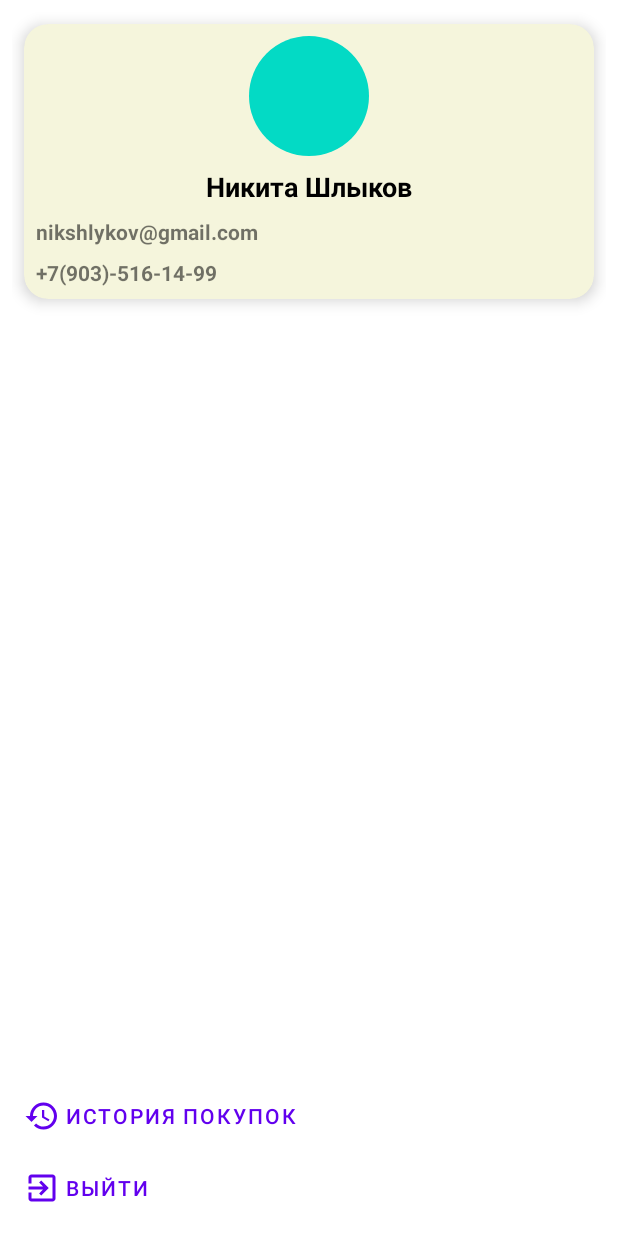
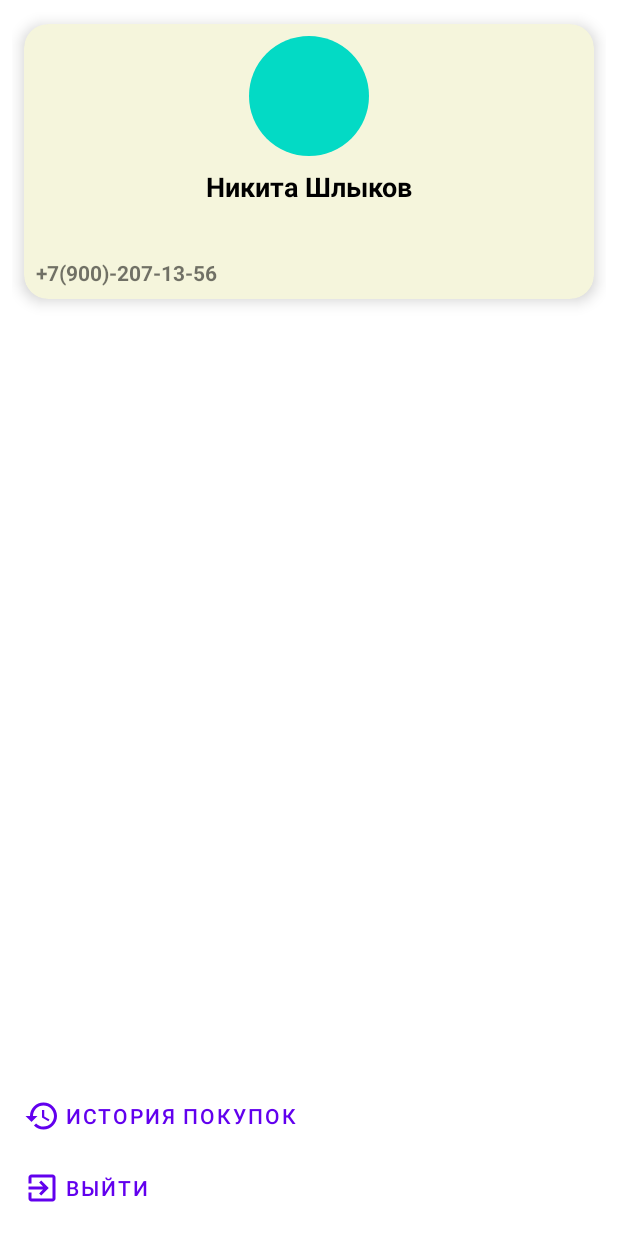
Before and after one commit to NIKSHLYKOV/ClothesShop, an Android app: the fragment ProfileFragment shown on its own in the app's theme, on a phone screen of 412 x 824 dp. Run offline under Robolectric (Android 15) with nearby library versions, the phone set to English and light mode, and no system bars; our stand-ins replace CircleImageView, Dagger/Hilt's generated code, Firebase (no records; nobody signed in at launch, a user with empty details on screens opened directly), data binding.

Commit message:
add ProfileViewModel and DataBinding for user info

```diff
--- a/app/build.gradle
+++ b/app/build.gradle
@@ -37,6 +37,10 @@ android {
         jvmTarget = "1.8"
     }
 
+    dataBinding{
+        enabled = true
+    }
+
 }
 
 dependencies {
--- a/app/src/main/java/ru/nikshlykov/clothesshop/di/AppComponent.kt
+++ b/app/src/main/java/ru/nikshlykov/clothesshop/di/AppComponent.kt
@@ -5,6 +5,7 @@ import ru.nikshlykov.clothesshop.di.modules.FirebaseModule
 import ru.nikshlykov.clothesshop.di.modules.ViewModelModule
 import ru.nikshlykov.clothesshop.ui.activities.AuthActivity
 import ru.nikshlykov.clothesshop.ui.activities.MainActivity
+import ru.nikshlykov.clothesshop.ui.fragments.ProfileFragment
 
 @Component(modules = [FirebaseModule::class, ViewModelModule::class])
 interface AppComponent {
@@ -16,4 +17,6 @@ interface AppComponent {
 
     fun inject(activity: MainActivity)
     fun inject(activity: AuthActivity)
+
+    fun inject(fragment: ProfileFragment)
 }
--- a/app/src/main/java/ru/nikshlykov/clothesshop/ui/fragments/ProfileFragment.kt
+++ b/app/src/main/java/ru/nikshlykov/clothesshop/ui/fragments/ProfileFragment.kt
@@ -1,19 +1,45 @@
 package ru.nikshlykov.clothesshop.ui.fragments
 
+import android.content.Context
 import android.os.Bundle
 import android.view.LayoutInflater
 import android.view.View
 import android.view.ViewGroup
+import androidx.databinding.DataBindingUtil
 import androidx.fragment.app.Fragment
+import com.google.firebase.auth.FirebaseAuth
+import ru.nikshlykov.clothesshop.App
 import ru.nikshlykov.clothesshop.R
+import ru.nikshlykov.clothesshop.databinding.FragmentProfileBinding
+import ru.nikshlykov.clothesshop.viewmodels.ProfileViewModel
+import ru.nikshlykov.clothesshop.viewmodels.ViewModelFactory
+import javax.inject.Inject
 
-class ProfileFragment: Fragment() {
+class ProfileFragment : Fragment() {
+
+    private lateinit var profileViewModel: ProfileViewModel
+
+    @Inject
+    lateinit var viewModelFactory: ViewModelFactory
+
+    override fun onAttach(context: Context) {
+        (requireActivity().application as App).appComponent.inject(this)
+        super.onAttach(context)
+    }
+
+    override fun onCreate(savedInstanceState: Bundle?) {
+        super.onCreate(savedInstanceState)
+        profileViewModel = viewModelFactory.create(ProfileViewModel::class.java)
+    }
 
     override fun onCreateView(
         inflater: LayoutInflater,
         container: ViewGroup?,
         savedInstanceState: Bundle?
     ): View? {
-        return inflater.inflate(R.layout.fragment_profile, container, false)
+        val binding: FragmentProfileBinding =
+            DataBindingUtil.inflate(inflater, R.layout.fragment_profile, container, false)
+        binding.viewModel = profileViewModel
+        return binding.root
     }
 }
--- a/app/src/main/java/ru/nikshlykov/clothesshop/viewmodels/ProfileViewModel.kt
+++ b/app/src/main/java/ru/nikshlykov/clothesshop/viewmodels/ProfileViewModel.kt
@@ -1,6 +1,20 @@
 package ru.nikshlykov.clothesshop.viewmodels
 
+import androidx.lifecycle.MutableLiveData
 import androidx.lifecycle.ViewModel
+import com.google.firebase.auth.FirebaseAuth
+import com.google.firebase.auth.FirebaseUser
 
-class ProfileViewModel: ViewModel() {
+class ProfileViewModel constructor(firebaseAuth: FirebaseAuth): ViewModel() {
+
+    val name: MutableLiveData<String> = MutableLiveData()
+    val email: MutableLiveData<String> = MutableLiveData()
+    val phone: MutableLiveData<String> = MutableLiveData()
+
+    init {
+        val firebaseUser: FirebaseUser? = firebaseAuth.currentUser
+        name.value = "Никита Шлыков"
+        email.value = firebaseUser?.email
+        phone.value = "+7(900)-207-13-56"
+    }
 }
--- a/app/src/main/java/ru/nikshlykov/clothesshop/viewmodels/ViewModelFactory.kt
+++ b/app/src/main/java/ru/nikshlykov/clothesshop/viewmodels/ViewModelFactory.kt
@@ -5,14 +5,16 @@ import androidx.lifecycle.ViewModelProvider
 import com.google.firebase.auth.FirebaseAuth
 import javax.inject.Inject
 
-class ViewModelFactory @Inject constructor(private var firebaseAuth: FirebaseAuth): ViewModelProvider.Factory {
+class ViewModelFactory @Inject constructor(private var firebaseAuth: FirebaseAuth) :
+    ViewModelProvider.Factory {
 
     override fun <T : ViewModel?> create(modelClass: Class<T>): T {
         if (modelClass.isAssignableFrom(AuthViewModel::class.java)) {
             return AuthViewModel(firebaseAuth) as T
-        }
-        else if (modelClass.isAssignableFrom(MainViewModel::class.java)){
+        } else if (modelClass.isAssignableFrom(MainViewModel::class.java)) {
             return MainViewModel(firebaseAuth) as T
+        } else if (modelClass.isAssignableFrom(ProfileViewModel::class.java)) {
+            return ProfileViewModel(firebaseAuth) as T
         }
         throw IllegalArgumentException("Unknown ViewModel class")
     }
--- a/app/src/main/res/layout/fragment_profile.xml
+++ b/app/src/main/res/layout/fragment_profile.xml
@@ -1,7 +1,14 @@
 <?xml version="1.0" encoding="utf-8"?>
-<RelativeLayout xmlns:android="http://schemas.android.com/apk/res/android"
-    xmlns:app="http://schemas.android.com/apk/res-auto"
-    xmlns:tools="http://schemas.android.com/tools"
+<layout xmlns:android="http://schemas.android.com/apk/res/android"
+    xmlns:app="http://schemas.android.com/apk/res-auto">
+
+    <data>
+        <variable
+            name="viewModel"
+            type="ru.nikshlykov.clothesshop.viewmodels.ProfileViewModel" />
+    </data>
+
+    <RelativeLayout
         android:layout_width="match_parent"
         android:layout_height="match_parent"
         android:padding="8dp">
@@ -13,8 +20,8 @@
             android:layout_alignParentTop="true"
             android:layout_margin="8dp"
             app:cardBackgroundColor="@color/beige"
-        app:cardElevation="6dp"
-        app:cardCornerRadius="16dp">
+            app:cardCornerRadius="16dp"
+            app:cardElevation="6dp">
 
             <LinearLayout
                 android:layout_width="match_parent"
@@ -39,10 +46,10 @@
                     android:layout_marginBottom="8dp"
                     android:gravity="center"
 
+                    android:text="@{viewModel.name}"
                     android:textColor="@android:color/black"
                     android:textSize="18sp"
-                android:textStyle="bold"
-                android:text="Никита Шлыков" />
+                    android:textStyle="bold" />
 
                 <TextView
                     android:id="@+id/fragment_profile___text_view___email"
@@ -53,21 +60,21 @@
                     android:paddingStart="8dp"
                     android:paddingEnd="8dp"
 
-                android:textStyle="bold"
-                android:text="nikshlykov@gmail.com" />
+                    android:text="@{viewModel.email}"
+                    android:textStyle="bold" />
 
                 <TextView
                     android:id="@+id/fragment_profile___text_view___phone"
                     android:layout_width="match_parent"
                     android:layout_height="wrap_content"
 
+                    android:layout_marginBottom="8dp"
                     android:paddingStart="8dp"
+
                     android:paddingEnd="8dp"
 
-                android:layout_marginBottom="8dp"
-
-                android:textStyle="bold"
-                android:text="+7(903)-516-14-99" />
+                    android:text="@{viewModel.phone}"
+                    android:textStyle="bold" />
 
             </LinearLayout>
 
@@ -99,3 +106,4 @@
             app:icon="@drawable/ic_exit_to_app" />
 
     </RelativeLayout>
+</layout>
```
Lines whose indentation alone changed are shown as unchanged.
